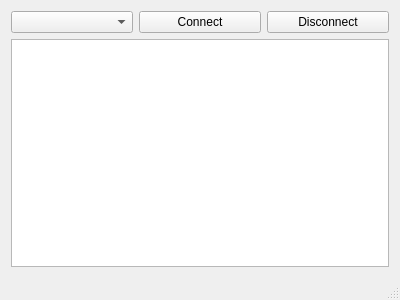
Qt form source/smallsmt-openpnp-server/mainwindow.ui (jarekkt/smallsmt-openpnp) before a commit.
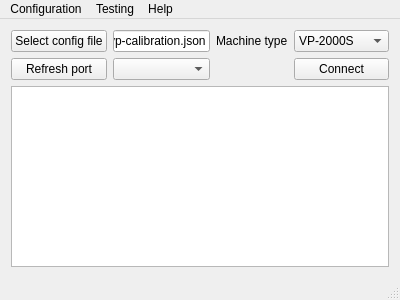
The same form after that commit.

Commit message: Support for testing commands in progress

```diff
--- a/source/smallsmt-openpnp-server/mainwindow.ui
+++ b/source/smallsmt-openpnp-server/mainwindow.ui
@@ -17,21 +17,72 @@
    <layout class="QVBoxLayout" name="verticalLayout">
     <item>
      <layout class="QGridLayout" name="gridLayout">
-      <item row="1" column="3">
-       <widget class="QPushButton" name="pushButtonDisconnect">
-        <property name="text">
-         <string>Disconnect</string>
-        </property>
-       </widget>
-      </item>
-      <item row="1" column="0">
-       <widget class="QComboBox" name="comboBoxSerialPorts"/>
-      </item>
-      <item row="1" column="1">
+      <item row="1" column="4">
        <widget class="QPushButton" name="pushButtonConnect">
         <property name="text">
          <string>Connect</string>
         </property>
+        <property name="autoDefault">
+         <bool>true</bool>
+        </property>
+        <property name="flat">
+         <bool>false</bool>
+        </property>
+       </widget>
+      </item>
+      <item row="1" column="2">
+       <widget class="QComboBox" name="comboBoxSerialPorts"/>
+      </item>
+      <item row="0" column="2">
+       <widget class="QLineEdit" name="fnameLE">
+        <property name="text">
+         <string>vp-calibration.json</string>
+        </property>
+       </widget>
+      </item>
+      <item row="0" column="4">
+       <widget class="QComboBox" name="machineTypesCB">
+        <item>
+         <property name="text">
+          <string>VP-2000S</string>
+         </property>
+        </item>
+        <item>
+         <property name="text">
+          <string>VP-2500DP</string>
+         </property>
+        </item>
+        <item>
+         <property name="text">
+          <string>VP-2500HP</string>
+         </property>
+        </item>
+        <item>
+         <property name="text">
+          <string>VP-2800HP</string>
+         </property>
+        </item>
+       </widget>
+      </item>
+      <item row="0" column="3">
+       <widget class="QLabel" name="label_3">
+        <property name="text">
+         <string>Machine type</string>
+        </property>
+       </widget>
+      </item>
+      <item row="0" column="1">
+       <widget class="QPushButton" name="selectConfgiPB">
+        <property name="text">
+         <string>Select config file</string>
+        </property>
+       </widget>
+      </item>
+      <item row="1" column="1">
+       <widget class="QPushButton" name="refreshPortPB">
+        <property name="text">
+         <string>Refresh port</string>
+        </property>
        </widget>
       </item>
      </layout>
@@ -47,9 +98,35 @@
      <x>0</x>
      <y>0</y>
      <width>400</width>
-     <height>22</height>
+     <height>21</height>
     </rect>
    </property>
+   <widget class="QMenu" name="menuConfiguration">
+    <property name="title">
+     <string>Configuration</string>
+    </property>
+    <addaction name="actionGlobal_settings"/>
+    <addaction name="actionMachine_settings"/>
+    <addaction name="separator"/>
+    <addaction name="actionSave"/>
+    <addaction name="actionReload_Settings_from_File"/>
+   </widget>
+   <widget class="QMenu" name="menuHelp">
+    <property name="title">
+     <string>Help</string>
+    </property>
+    <addaction name="actionAbout"/>
+   </widget>
+   <widget class="QMenu" name="menuTesting">
+    <property name="title">
+     <string>Testing</string>
+    </property>
+    <addaction name="separator"/>
+    <addaction name="actionPlayground"/>
+   </widget>
+   <addaction name="menuConfiguration"/>
+   <addaction name="menuTesting"/>
+   <addaction name="menuHelp"/>
   </widget>
   <widget class="QStatusBar" name="statusBar"/>
  </widget>
```
Left out of the diff: 170 changed lines with no effect on the pictures. The commit also changes 14 other files.
